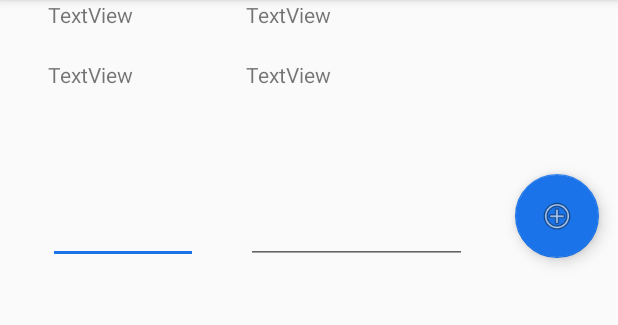
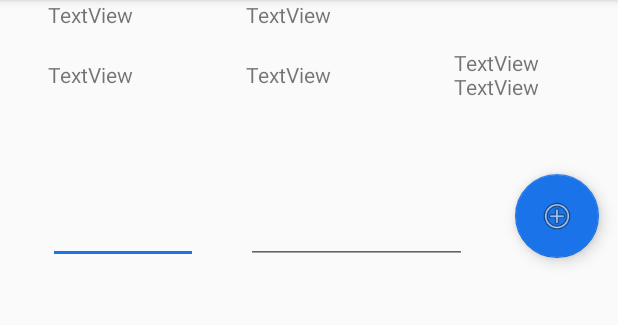
Before and after one commit to prasunmondal/MBros-2.0, an Android app: the DeliveryDenominations screen opened directly, with no data from a screen before it, on a phone screen of 412 x 824 dp, the part 84-409 px from its top. Run offline under Robolectric (Android 15) with nearby library versions, the phone set to English and light mode, and no system bars; 6 statements that could not run were skipped.

Commit message:
organize data flow + prepare app activity

```diff
--- a/app/src/main/AndroidManifest.xml
+++ b/app/src/main/AndroidManifest.xml
@@ -14,7 +14,8 @@
         android:roundIcon="@mipmap/ic_launcher_round"
         android:supportsRtl="true"
         android:theme="@style/AppTheme">
-        <activity android:name=".activities.SelectActivityManager"></activity>
+        <activity android:name=".PrepareAppDataFetch"></activity>
+        <activity android:name=".activities.SelectActivityManager" />
         <activity android:name=".activities.UserRoleSelect">
             <intent-filter>
                 <action android:name="android.intent.action.MAIN" />
@@ -23,7 +24,7 @@
             </intent-filter>
         </activity>
         <activity android:name=".activities.BillingActivity" />
-        <activity android:name=".activities.DeliveryDenominations"></activity>
+        <activity android:name=".activities.DeliveryDenominations" />
         <activity android:name=".activities.ViewOrders" />
         <activity android:name=".activities.AddOrder" />
         <activity android:name=".activities.ViewCustomers" />
--- a/app/src/main/java/com/prasunmondal/mbros20/activities/DeliveryDenominations.kt
+++ b/app/src/main/java/com/prasunmondal/mbros20/activities/DeliveryDenominations.kt
@@ -7,6 +7,10 @@ import android.view.View
 import android.widget.*
 import androidx.appcompat.app.AppCompatActivity
 import com.prasunmondal.mbros20.R
+import com.prasunmondal.mbros20.models.CustomerFullDetails
+import com.prasunmondal.mbros20.models.CustomerList
+import com.prasunmondal.mbros20.models.Delivery
+import com.prasunmondal.mbros20.models.Order
 
 
 class Denominations(var pc: String, var kg: String) {
@@ -27,10 +31,18 @@ class DeliveryDenominations : AppCompatActivity() {
     private lateinit var totalKg: TextView
     private lateinit var pcCounting: TextView
     private lateinit var kgCounting: TextView
+    private lateinit var textViewCustomerName: TextView
+    private lateinit var textViewOrderKg: TextView
 
     override fun onCreate(savedInstanceState: Bundle?) {
         super.onCreate(savedInstanceState)
         setContentView(R.layout.activity_delivery_denominations)
+
+        val bundle = intent.extras
+        val order: Order = bundle?.getSerializable("order") as Order
+
+        CustomerFullDetails.instance.ordered = order
+        CustomerFullDetails.instance.customer = CustomerList.getCustomerById(order.customerId)!!
 
         pcInput = findViewById(R.id.delivery_denomination_input_pc)
         kgInput = findViewById(R.id.delivery_denomination_input_kg)
@@ -38,6 +50,11 @@ class DeliveryDenominations : AppCompatActivity() {
         totalKg = findViewById(R.id.delivery_denomination_view_totalKg)
         pcCounting = findViewById(R.id.delivery_denomination_view_totalPc_counting)
         kgCounting = findViewById(R.id.delivery_denomination_view_totalKg_counting)
+        textViewCustomerName = findViewById(R.id.delivery_denomination_view_customerName)
+        textViewOrderKg = findViewById(R.id.delivery_denomination_view_orderedKG)
+
+        textViewCustomerName.text = CustomerFullDetails.instance.customer.name
+        textViewOrderKg.text = CustomerFullDetails.instance.ordered.kilos
 
         pcInput.addTextChangedListener(object : TextWatcher {
             override fun afterTextChanged(s: Editable) {}
--- a/app/src/main/java/com/prasunmondal/mbros20/activities/UserRoleSelect.kt
+++ b/app/src/main/java/com/prasunmondal/mbros20/activities/UserRoleSelect.kt
@@ -4,6 +4,7 @@ import android.content.Intent
 import android.os.Bundle
 import android.view.View
 import androidx.appcompat.app.AppCompatActivity
+import com.prasunmondal.mbros20.PrepareAppDataFetch
 import com.prasunmondal.mbros20.R
 import com.prasunmondal.mbros20.models.EnumLoggedInUser
 import com.prasunmondal.mbros20.session_data.SessionData
@@ -16,7 +17,7 @@ class UserRoleSelect : AppCompatActivity() {
 
     fun onClickUserRoleSelectDeliver(view: View) {
         SessionData.instance.loggedInUserRole = EnumLoggedInUser.DELIVERY_MAN
-        val myIntent = Intent(this, ViewOrders::class.java)
+        val myIntent = Intent(this, PrepareAppDataFetch::class.java)
         this.startActivity(myIntent)
         finish()
     }
--- a/app/src/main/res/layout/activity_delivery_denominations.xml
+++ b/app/src/main/res/layout/activity_delivery_denominations.xml
@@ -81,6 +81,23 @@
         app:layout_constraintStart_toStartOf="@+id/delivery_denomination_input_kg"
         app:layout_constraintTop_toBottomOf="@+id/delivery_denomination_view_totalPc" />
 
+    <TextView
+        android:id="@+id/delivery_denomination_view_customerName"
+        android:layout_width="109dp"
+        android:layout_height="16dp"
+        android:layout_marginTop="32dp"
+        android:text="TextView"
+        app:layout_constraintEnd_toEndOf="parent"
+        app:layout_constraintTop_toTopOf="parent" />
+
+    <TextView
+        android:id="@+id/delivery_denomination_view_orderedKG"
+        android:layout_width="109dp"
+        android:layout_height="16dp"
+        android:text="TextView"
+        app:layout_constraintEnd_toEndOf="parent"
+        app:layout_constraintTop_toBottomOf="@+id/delivery_denomination_view_customerName" />
+
     <ScrollView
         android:layout_width="0dp"
         android:layout_height="0dp"
```
Also changed, not shown: app/src/main/java/com/prasunmondal/mbros20/PrepareAppDataFetch.kt (added, +56 -0 lines), app/src/main/java/com/prasunmondal/mbros20/models/CustomerFullDetails.kt (+22 -17 lines), app/src/main/java/com/prasunmondal/mbros20/models/CustomerList.kt (+12 -1 lines), app/src/main/java/com/prasunmondal/mbros20/models/OrderList.kt (+9 -0 lines), app/src/main/res/layout/activity_prepare_app_data_fetch.xml (added, +9 -0 lines).
